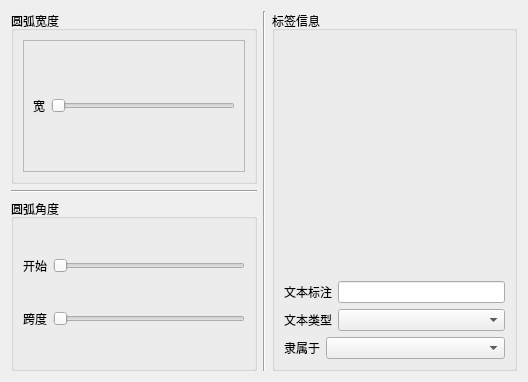
Old version of the form ui/slider.ui in the repository lrzjbyx/annotation.
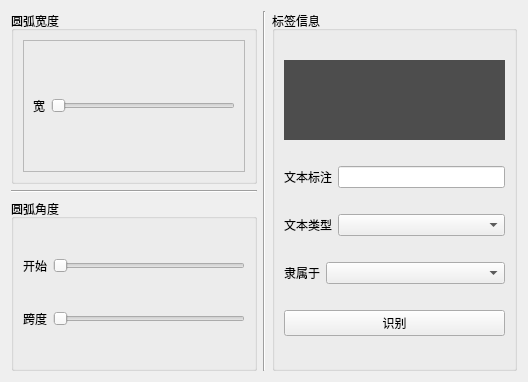
New version of the form.

Commit message: 对齐和ocr识别

Diff of the .ui file:
```diff
--- a/ui/slider.ui
+++ b/ui/slider.ui
@@ -121,9 +121,24 @@
      <property name="title">
       <string>标签信息</string>
      </property>
-     <layout class="QVBoxLayout" name="verticalLayout_4" stretch="1,1,1,1">
+     <layout class="QVBoxLayout" name="verticalLayout_4" stretch="1,1,1,1,0">
       <item>
        <widget class="QWidget" name="widget" native="true">
+        <property name="minimumSize">
+         <size>
+          <width>0</width>
+          <height>80</height>
+         </size>
+        </property>
+        <property name="maximumSize">
+         <size>
+          <width>16777215</width>
+          <height>80</height>
+         </size>
+        </property>
+        <property name="styleSheet">
+         <string notr="true">background-color:rgb(77, 77, 77);</string>
+        </property>
         <layout class="QHBoxLayout" name="horizontalLayout_9">
          <property name="spacing">
           <number>0</number>
@@ -145,13 +160,13 @@
            <property name="minimumSize">
             <size>
              <width>0</width>
-             <height>80</height>
+             <height>0</height>
             </size>
            </property>
            <property name="maximumSize">
             <size>
              <width>16777215</width>
-             <height>80</height>
+             <height>16777215</height>
             </size>
            </property>
            <property name="text">
@@ -224,6 +239,13 @@
         </item>
        </layout>
       </item>
+      <item>
+       <widget class="QPushButton" name="pushButton">
+        <property name="text">
+         <string>识别</string>
+        </property>
+       </widget>
+      </item>
      </layout>
     </widget>
    </item>
```
The commit also changes 5 other files.
